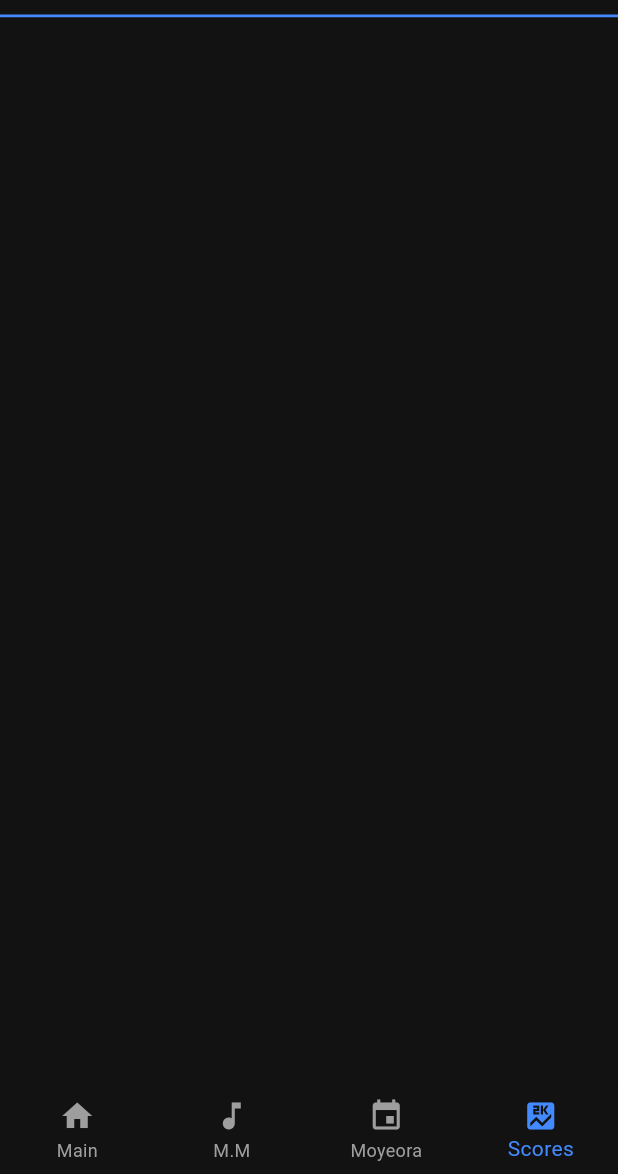
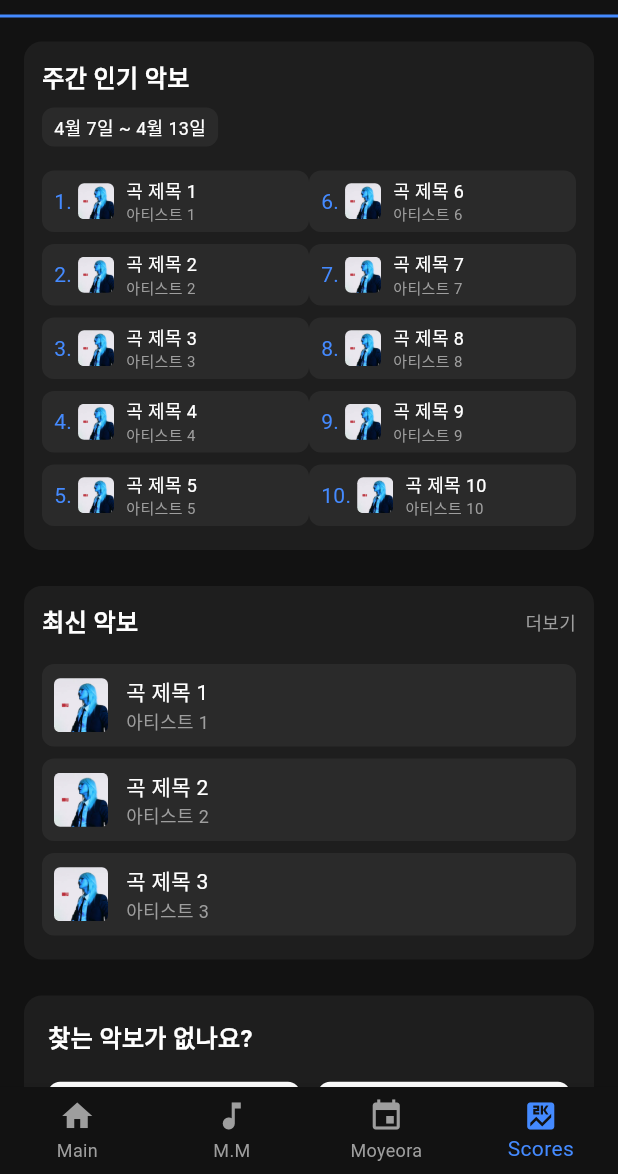
Before and after one commit to Ustar2002/rehearsable, a Flutter app: the screen it shows after launch, item 4 of the bottom bar chosen, on a phone screen of 412 x 824 dp, the part 62-1236 px from its top. Run offline on Flutter 3.47's test engine with Material 3 defaults, Android fonts, the phone set to English and light mode, and no system bars.

Commit message:
feat: make scores_page

```diff
--- a/lib/views/main_page.dart
+++ b/lib/views/main_page.dart
@@ -1,6 +1,7 @@
 // lib/views/main_page.dart
 import 'package:flutter/material.dart';
 import 'package:provider/provider.dart';
+import 'package:rehearsable/views/scores_page.dart';
 import '../viewmodels/main_view_model.dart';
 import 'metronome_page.dart';
 import 'stats_page.dart'; // StatsPage로 이동하는 PracticeTimeSection에서 사용
@@ -42,7 +43,7 @@ class MainPage extends StatelessWidget {
                   // 2: Placeholder for ReservationPage
                   Container(color: const Color(0xFF121212)),
                   // 3: Placeholder for ScoresPage
-                  Container(color: const Color(0xFF121212)),
+                  const ScoresPage(),
                 ],
               ),
             ),
--- /dev/null
+++ b/lib/views/scores_page.dart
@@ -0,0 +1,276 @@
+// lib/views/scores_page.dart
+import 'package:flutter/material.dart';
+import 'package:provider/provider.dart';
+import '../viewmodels/main_view_model.dart';
+
+class ScoresPage extends StatelessWidget {
+  const ScoresPage({Key? key}) : super(key: key);
+
+  @override
+  Widget build(BuildContext context) {
+    final vm = context.watch<MainViewModel>();
+    final popular = vm.weeklySongs;
+    final latest = popular.take(3).toList();
+
+    return SingleChildScrollView(
+      padding: const EdgeInsets.all(16),
+      child: Column(
+        crossAxisAlignment: CrossAxisAlignment.start,
+        children: [
+          // ─────────────────────────────────────────
+          // 1) 주간 인기 악보
+          //TODO:패딩 간격 넣기기
+          Container(
+            decoration: BoxDecoration(
+              color: const Color(0xFF1E1E1E),
+              borderRadius: BorderRadius.circular(12),
+            ),
+            padding: const EdgeInsets.all(12),
+            child: Column(
+              crossAxisAlignment: CrossAxisAlignment.start,
+              children: [
+                // 헤더
+                const Text(
+                  '주간 인기 악보',
+                  style: TextStyle(
+                      color: Colors.white,
+                      fontSize: 16,
+                      fontWeight: FontWeight.bold),
+                ),
+                const SizedBox(height: 8),
+                // 날짜 범위
+                Container(
+                  padding:
+                      const EdgeInsets.symmetric(horizontal: 8, vertical: 4),
+                  decoration: BoxDecoration(
+                    color: const Color(0xFF2A2A2A),
+                    borderRadius: BorderRadius.circular(8),
+                  ),
+                  child: const Text(
+                    '4월 7일 ~ 4월 13일',
+                    style: TextStyle(color: Colors.white, fontSize: 12),
+                  ),
+                ),
+                const SizedBox(height: 12),
+                // 5×2 리스트
+                Column(
+                  children: List.generate(5, (i) {
+                    final left = popular[i];
+                    final right = popular[i + 5];
+                    return Padding(
+                      padding: const EdgeInsets.symmetric(vertical: 4.0),
+                      child: Row(
+                        mainAxisAlignment: MainAxisAlignment.spaceBetween,
+                        children: [
+                          _ScoreItem(score: left),
+                          _ScoreItem(score: right),
+                        ],
+                      ),
+                    );
+                  }),
+                ),
+              ],
+            ),
+          ),
+
+          const SizedBox(height: 24),
+
+          // ─────────────────────────────────────────
+          // 2) 최신 악보
+          Container(
+            decoration: BoxDecoration(
+              color: const Color(0xFF1E1E1E),
+              borderRadius: BorderRadius.circular(12),
+            ),
+            padding: const EdgeInsets.all(12),
+            child: Column(
+              crossAxisAlignment: CrossAxisAlignment.start,
+              children: [
+                // 헤더
+                Row(
+                  mainAxisAlignment: MainAxisAlignment.spaceBetween,
+                  children: const [
+                    Text(
+                      '최신 악보',
+                      style: TextStyle(
+                          color: Colors.white,
+                          fontSize: 16,
+                          fontWeight: FontWeight.bold),
+                    ),
+                    Text('더보기',
+                        style: TextStyle(color: Colors.grey, fontSize: 12)),
+                  ],
+                ),
+                const SizedBox(height: 12),
+                // 리스트 항목
+                Column(
+                  children: latest.map((score) {
+                    return Container(
+                      margin: const EdgeInsets.symmetric(vertical: 4),
+                      padding: const EdgeInsets.all(8),
+                      decoration: BoxDecoration(
+                        color: const Color(0xFF2A2A2A),
+                        borderRadius: BorderRadius.circular(8),
+                      ),
+                      child: Row(
+                        children: [
+                          ClipRRect(
+                            borderRadius: BorderRadius.circular(4),
+                            child: Image.asset(
+                              score.thumbnailUrl,
+                              width: 36,
+                              height: 36,
+                              fit: BoxFit.cover,
+                            ),
+                          ),
+                          const SizedBox(width: 12),
+                          Expanded(
+                            child: Column(
+                              crossAxisAlignment: CrossAxisAlignment.start,
+                              children: [
+                                Text(
+                                  score.title,
+                                  style: const TextStyle(
+                                      color: Colors.white, fontSize: 14),
+                                  overflow: TextOverflow.ellipsis,
+                                ),
+                                Text(
+                                  score.artist,
+                                  style: const TextStyle(
+                                      color: Colors.grey, fontSize: 12),
+                                  overflow: TextOverflow.ellipsis,
+                                ),
+                              ],
+                            ),
+                          ),
+                        ],
+                      ),
+                    );
+                  }).toList(),
+                ),
+              ],
+            ),
+          ),
+
+          const SizedBox(height: 24),
+
+          // ─────────────────────────────────────────
+          // 3) 악보 요청/올리기
+          Container(
+            decoration: BoxDecoration(
+              color: const Color(0xFF1E1E1E),
+              borderRadius: BorderRadius.circular(12),
+            ),
+            padding: const EdgeInsets.all(16),
+            child: Column(
+              crossAxisAlignment: CrossAxisAlignment.stretch,
+              children: [
+                const Text(
+                  '찾는 악보가 없나요?',
+                  style: TextStyle(
+                      color: Colors.white,
+                      fontSize: 16,
+                      fontWeight: FontWeight.bold),
+                ),
+                const SizedBox(height: 16),
+                Row(
+                  children: [
+                    Expanded(
+                      child: ElevatedButton(
+                        style: ElevatedButton.styleFrom(
+                          backgroundColor: Colors.white,
+                          foregroundColor: Colors.black,
+                          padding: const EdgeInsets.symmetric(vertical: 12),
+                          shape: RoundedRectangleBorder(
+                              borderRadius: BorderRadius.circular(8)),
+                        ),
+                        onPressed: () {
+                          // TODO: 악보 요청하기
+                        },
+                        child: const Text('악보 요청하기'),
+                      ),
+                    ),
+                    const SizedBox(width: 12),
+                    Expanded(
+                      child: ElevatedButton(
+                        style: ElevatedButton.styleFrom(
+                          backgroundColor: Colors.white,
+                          foregroundColor: Colors.black,
+                          padding: const EdgeInsets.symmetric(vertical: 12),
+                          shape: RoundedRectangleBorder(
+                              borderRadius: BorderRadius.circular(8)),
+                        ),
+                        onPressed: () {
+                          // TODO: 악보 올리기
+                        },
+                        child: const Text('악보 올리기'),
+                      ),
+                    ),
+                  ],
+                ),
+              ],
+            ),
+          ),
+        ],
+      ),
+    );
+  }
+}
+
+// 개별 악보 아이템
+class _ScoreItem extends StatelessWidget {
+  final PopularSong score;
+  const _ScoreItem({required this.score});
+
+  @override
+  Widget build(BuildContext context) {
+    return Expanded(
+      child: Container(
+        padding: const EdgeInsets.symmetric(horizontal: 8, vertical: 4),
+        decoration: BoxDecoration(
+          color: const Color(0xFF2A2A2A),
+          borderRadius: BorderRadius.circular(8),
+        ),
+        child: Row(
+          children: [
+            Text(
+              '${score.rank}.',
+              style: const TextStyle(
+                  color: Colors.blueAccent, fontSize: 14),
+            ),
+            const SizedBox(width: 4),
+            ClipRRect(
+              borderRadius: BorderRadius.circular(4),
+              child: Image.asset(
+                score.thumbnailUrl,
+                width: 24,
+                height: 24,
+                fit: BoxFit.cover,
+              ),
+            ),
+            const SizedBox(width: 8),
+            Expanded(
+              child: Column(
+                crossAxisAlignment: CrossAxisAlignment.start,
+                children: [
+                  Text(
+                    score.title,
+                    style: const TextStyle(
+                        color: Colors.white, fontSize: 12),
+                    overflow: TextOverflow.ellipsis,
+                  ),
+                  Text(
+                    score.artist,
+                    style: const TextStyle(
+                        color: Colors.grey, fontSize: 10),
+                    overflow: TextOverflow.ellipsis,
+                  ),
+                ],
+              ),
+            ),
+          ],
+        ),
+      ),
+    );
+  }
+}
```
